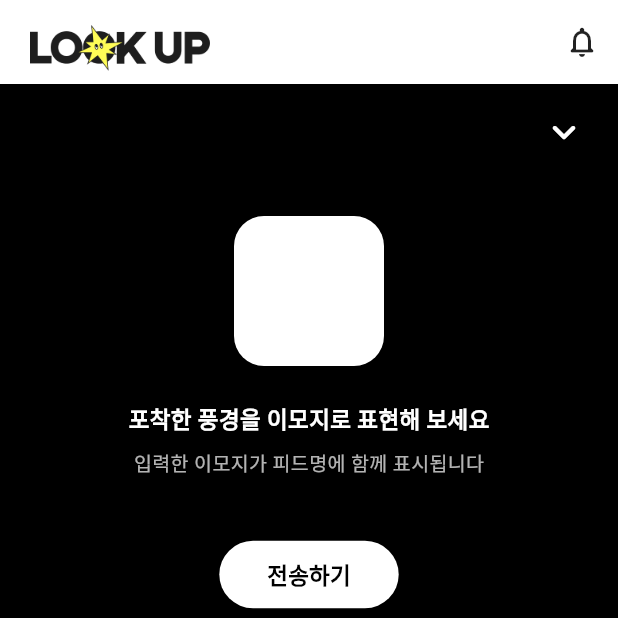
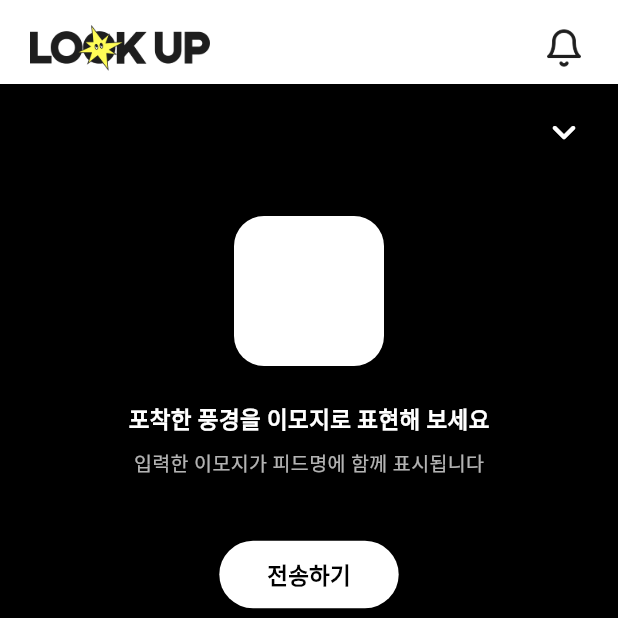
Before and after one commit to GAD-2025/gad-2025-look-up, a Flutter app: the SendPage screen opened directly, on a phone screen of 412 x 824 dp, the top half of it. Run offline on Flutter 3.47's test engine with Material 3 defaults, Android fonts, the light colour scheme and no system bars; our stand-ins replace geocoding, geolocator; missing offline and left inert: kakao_flutter_sdk_user.

Commit message:
이모지 갯수 제한 적용, 알림 아이콘 수정

```diff
--- a/frontend/lib/send_page.dart
+++ b/frontend/lib/send_page.dart
@@ -27,12 +27,16 @@ class _SendPageState extends State<SendPage> {
           ),
         ),
         actions: [
-          IconButton(
-            icon: const Icon(
-              Icons.notifications_none_rounded,
-              color: Colors.black87,
+          Padding(
+            padding: const EdgeInsets.only(right: 12.0, top: 8.0),
+            child: IconButton(
+              icon: Image.asset(
+                'assets/icons/bell_icon.png',
+                width: 27,
+                height: 27,
+              ),
+              onPressed: () {},
             ),
-            onPressed: () {},
           ),
         ],
       ),
@@ -72,6 +76,17 @@ class _SendPageState extends State<SendPage> {
                   border: InputBorder.none,
                   hintStyle: TextStyle(color: Colors.grey, fontSize: 32),
                 ),
+
+                // 🔥 추가: 이모티콘 1개만 입력되도록 제한
+                onChanged: (value) {
+                  if (value.length > 1) {
+                    _emojiController.text = value.characters.first;
+                    _emojiController.selection = TextSelection.fromPosition(
+                      TextPosition(offset: _emojiController.text.length),
+                    );
+                    setState(() {});
+                  }
+                },
               ),
             ),
           ),
```
